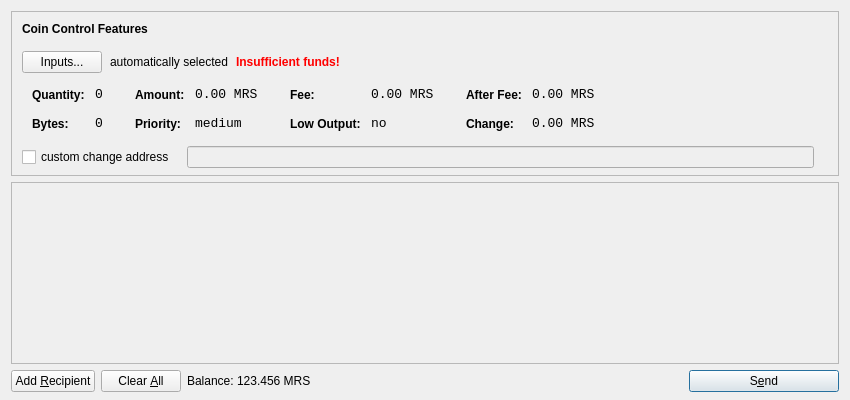
Old version of the form src/qt/forms/sendcoinsdialog.ui in the repository marscoin/marscoin.
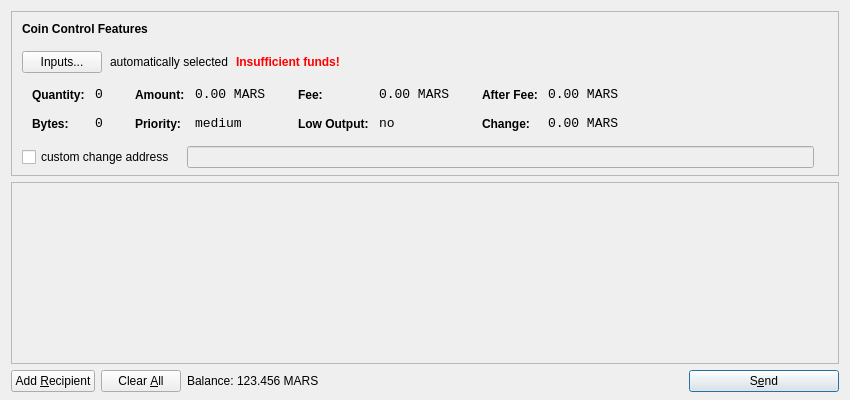
New version of the form. Icons and pictures are not drawn.

Patch:
```diff
--- a/src/qt/forms/sendcoinsdialog.ui
+++ b/src/qt/forms/sendcoinsdialog.ui
@@ -39,7 +39,7 @@
      </property>
      <layout class="QVBoxLayout" name="verticalLayoutCoinControl2">
       <property name="spacing">
-       <number>-1</number>
+       <number>6</number>
       </property>
       <property name="leftMargin">
        <number>0</number>
@@ -321,7 +321,7 @@
                   <enum>Qt::ActionsContextMenu</enum>
                  </property>
                  <property name="text">
-                  <string notr="true">0.00 MRS</string>
+                  <string notr="true">0.00 MARS</string>
                  </property>
                  <property name="textInteractionFlags">
                   <set>Qt::LinksAccessibleByMouse|Qt::TextSelectableByKeyboard|Qt::TextSelectableByMouse</set>
@@ -407,7 +407,7 @@
                   <enum>Qt::ActionsContextMenu</enum>
                  </property>
                  <property name="text">
-                  <string notr="true">0.00 MRS</string>
+                  <string notr="true">0.00 MARS</string>
                  </property>
                  <property name="textInteractionFlags">
                   <set>Qt::LinksAccessibleByMouse|Qt::TextSelectableByKeyboard|Qt::TextSelectableByMouse</set>
@@ -493,7 +493,7 @@
                   <enum>Qt::ActionsContextMenu</enum>
                  </property>
                  <property name="text">
-                  <string notr="true">0.00 MRS</string>
+                  <string notr="true">0.00 MARS</string>
                  </property>
                  <property name="textInteractionFlags">
                   <set>Qt::LinksAccessibleByMouse|Qt::TextSelectableByKeyboard|Qt::TextSelectableByMouse</set>
@@ -525,7 +525,7 @@
                   <enum>Qt::ActionsContextMenu</enum>
                  </property>
                  <property name="text">
-                  <string notr="true">0.00 MRS</string>
+                  <string notr="true">0.00 MARS</string>
                  </property>
                  <property name="textInteractionFlags">
                   <set>Qt::LinksAccessibleByMouse|Qt::TextSelectableByKeyboard|Qt::TextSelectableByMouse</set>
@@ -720,7 +720,7 @@
           <cursorShape>IBeamCursor</cursorShape>
          </property>
          <property name="text">
-          <string>123.456 MRS</string>
+          <string>123.456 MARS</string>
          </property>
          <property name="textInteractionFlags">
           <set>Qt::LinksAccessibleByMouse|Qt::TextSelectableByKeyboard|Qt::TextSelectableByMouse</set>
```
Left out of the diff: 2 changed lines with no effect on the pictures.
